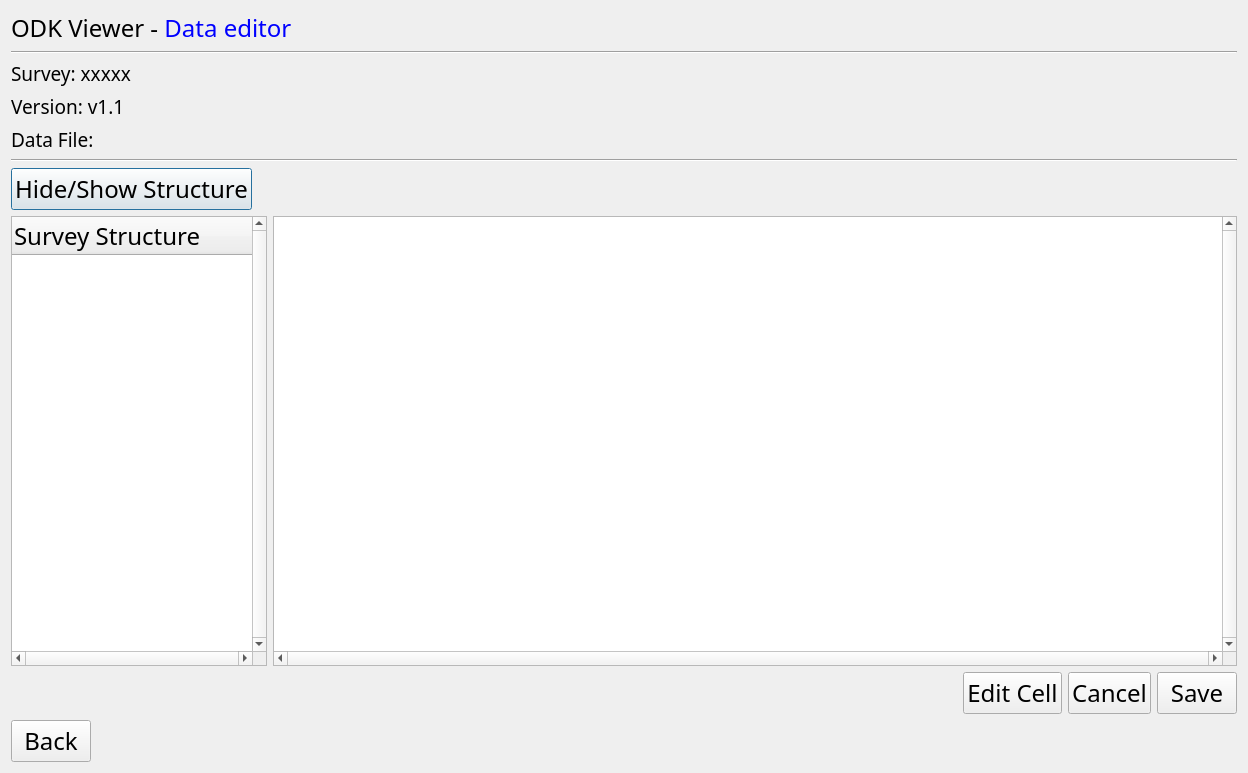
Old version of the form frmdataeditor.ui in the repository ilri/odkviewer.
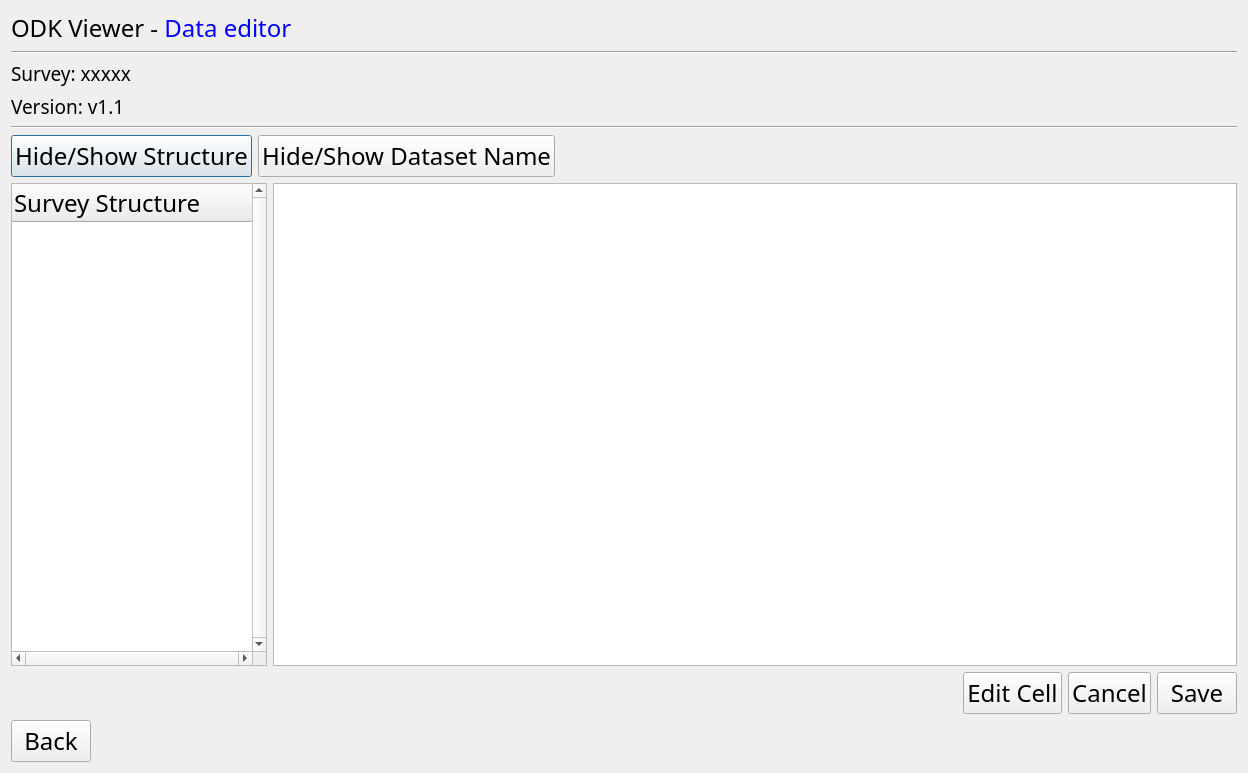
New version of the form.

Commit message: Version 1.3. Allow multiple selection of datasets. Waitin screen on survey selection. About form. Many bug fixes

Patch:
```diff
--- a/frmdataeditor.ui
+++ b/frmdataeditor.ui
@@ -60,19 +60,6 @@
      </property>
     </widget>
    </item>
-   <item>
-    <widget class="QLabel" name="lbldata">
-     <property name="font">
-      <font>
-       <family>Droid Sans</family>
-       <pointsize>14</pointsize>
-      </font>
-     </property>
-     <property name="text">
-      <string>Data File:</string>
-     </property>
-    </widget>
-   </item>
    <item>
     <widget class="Line" name="line_2">
      <property name="orientation">
@@ -95,6 +82,19 @@
        </property>
       </widget>
      </item>
+     <item>
+      <widget class="QPushButton" name="cmdhidesurvey">
+       <property name="font">
+        <font>
+         <family>Droid Sans</family>
+         <pointsize>18</pointsize>
+        </font>
+       </property>
+       <property name="text">
+        <string>Hide/Show Dataset Name</string>
+       </property>
+      </widget>
+     </item>
      <item>
       <spacer name="horizontalSpacer_3">
        <property name="orientation">
@@ -146,20 +146,7 @@
       </widget>
      </item>
      <item>
-      <widget class="QTableView" name="tableView">
-       <property name="font">
-        <font>
-         <family>Droid Sans</family>
-         <pointsize>18</pointsize>
-        </font>
-       </property>
-       <property name="verticalScrollBarPolicy">
-        <enum>Qt::ScrollBarAlwaysOn</enum>
-       </property>
-       <property name="horizontalScrollBarPolicy">
-        <enum>Qt::ScrollBarAlwaysOn</enum>
-       </property>
-      </widget>
+      <widget class="QTableView" name="tableView"/>
      </item>
     </layout>
    </item>
```
The commit also changes 47 other files.
